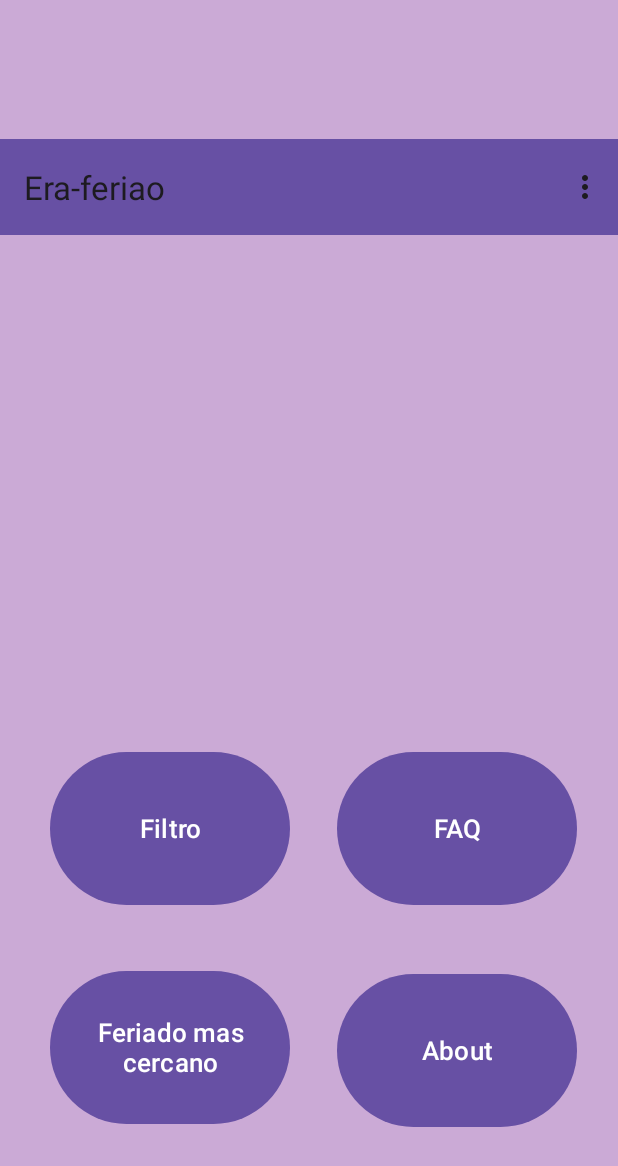
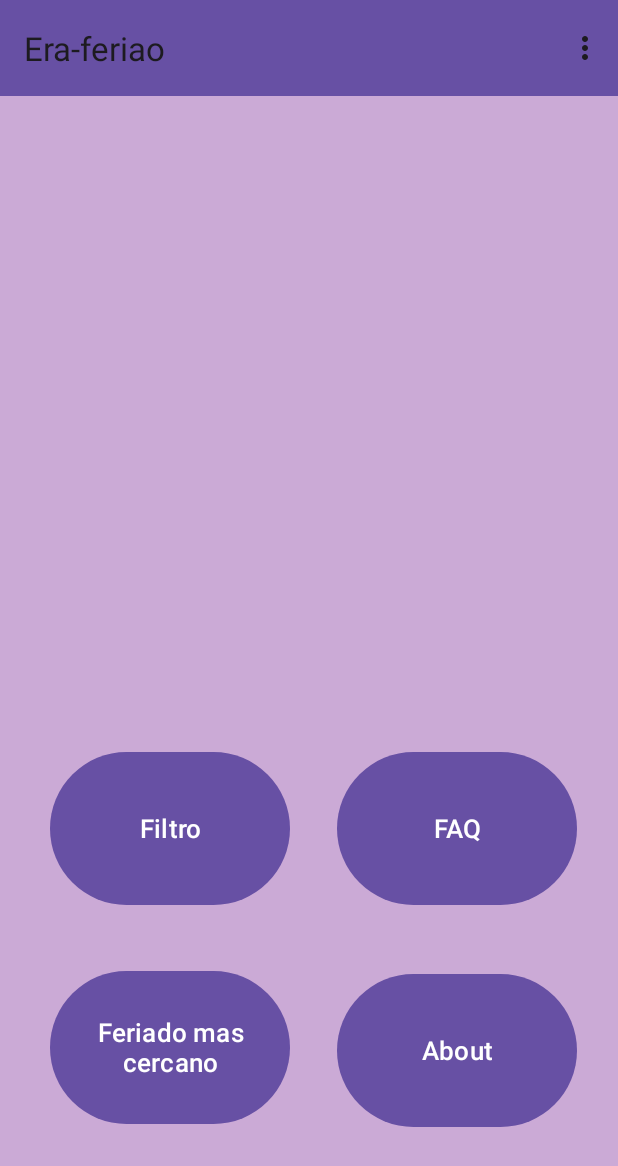
Before and after one commit to Darguen/Era-feriao, an Android app: the screen it shows after launch (MainActivity), on a phone screen of 412 x 824 dp. Shown: the top 1166 px of the screen. Run offline under Robolectric (Android 15) with nearby library versions, the phone set to English and light mode, and no system bars.

Commit message:
toolbar fix

```diff
--- a/app/src/main/res/layout/activity_main.xml
+++ b/app/src/main/res/layout/activity_main.xml
@@ -19,13 +19,16 @@
         android:id="@+id/toolbar"
         android:layout_width="match_parent"
         android:layout_height="wrap_content"
-        android:layout_marginBottom="667dp"
+        android:layout_marginBottom="536dp"
         android:background="?attr/colorPrimary"
         android:minHeight="?attr/actionBarSize"
         android:theme="?attr/actionBarTheme"
         app:layout_constraintBottom_toBottomOf="parent"
         app:layout_constraintEnd_toEndOf="parent"
-        app:layout_constraintStart_toStartOf="parent" />
+        app:layout_constraintHorizontal_bias="0.0"
+        app:layout_constraintStart_toStartOf="parent"
+        app:layout_constraintTop_toTopOf="@+id/view"
+        app:layout_constraintVertical_bias="0.0" />
 
     <TextView
         android:id="@+id/textCronometro"
@@ -45,7 +48,7 @@
         android:layout_width="160dp"
         android:layout_height="110dp"
         android:text="@string/StrgFAQ"
-        android:textSize="17dp"
+        android:textSize="17sp"
         app:layout_constraintBottom_toBottomOf="parent"
         app:layout_constraintEnd_toEndOf="parent"
         app:layout_constraintHorizontal_bias="0.892"
@@ -58,7 +61,7 @@
         android:layout_width="160dp"
         android:layout_height="110dp"
         android:text="@string/StrgAbout"
-        android:textSize="17dp"
+        android:textSize="17sp"
         app:layout_constraintBottom_toBottomOf="parent"
         app:layout_constraintEnd_toEndOf="parent"
         app:layout_constraintHorizontal_bias="0.892"
@@ -71,7 +74,7 @@
         android:layout_width="160dp"
         android:layout_height="110dp"
         android:text="@string/StrgFiltro"
-        android:textSize="17dp"
+        android:textSize="17sp"
         app:layout_constraintBottom_toBottomOf="parent"
         app:layout_constraintEnd_toEndOf="parent"
         app:layout_constraintHorizontal_bias="0.131"
@@ -84,7 +87,7 @@
         android:layout_width="160dp"
         android:layout_height="110dp"
         android:text="@string/StrgFeriadoCercano"
-        android:textSize="17dp"
+        android:textSize="17sp"
         app:layout_constraintBottom_toBottomOf="parent"
         app:layout_constraintEnd_toEndOf="parent"
         app:layout_constraintHorizontal_bias="0.131"
```
